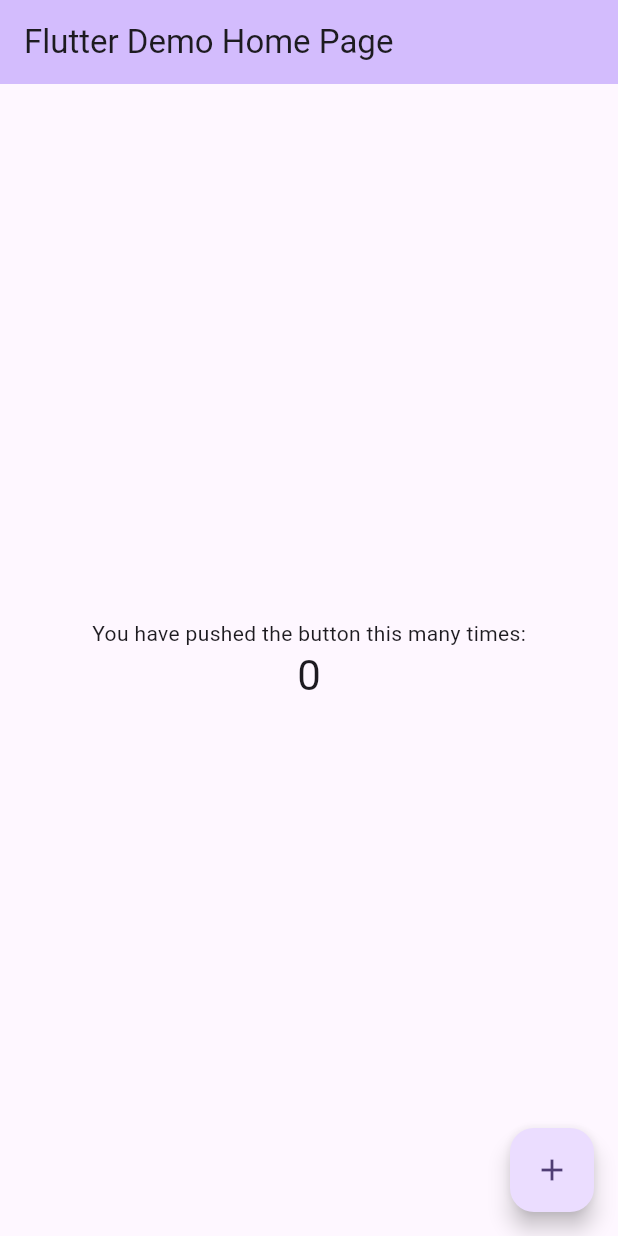
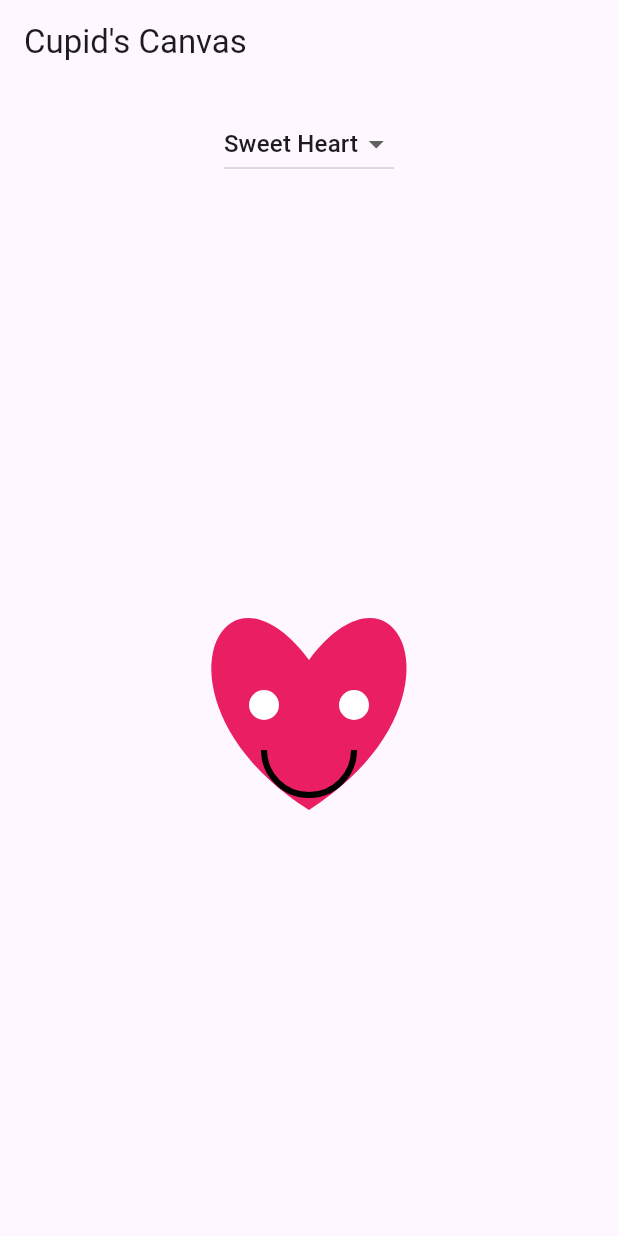
Before and after one commit to ammanuel-roberts/MobileAssignment1, a Flutter app: the screen it shows after launch, on a phone screen of 412 x 824 dp. Run offline on Flutter 3.47's test engine with Material 3 defaults, Android fonts, the phone set to English and light mode, and no system bars.

Commit message:
Updated main.dart file with example code

```diff
--- a/lib/main.dart
+++ b/lib/main.dart
@@ -1,122 +1,126 @@
 import 'package:flutter/material.dart';
 
-void main() {
-  runApp(const MyApp());
-}
+void main() => runApp(const ValentineApp());
 
-class MyApp extends StatelessWidget {
-  const MyApp({super.key});
+class ValentineApp extends StatelessWidget {
+  const ValentineApp({super.key});
 
-  // This widget is the root of your application.
   @override
   Widget build(BuildContext context) {
     return MaterialApp(
-      title: 'Flutter Demo',
-      theme: ThemeData(
-        // This is the theme of your application.
-        //
-        // TRY THIS: Try running your application with "flutter run". You'll see
-        // the application has a purple toolbar. Then, without quitting the app,
-        // try changing the seedColor in the colorScheme below to Colors.green
-        // and then invoke "hot reload" (save your changes or press the "hot
-        // reload" button in a Flutter-supported IDE, or press "r" if you used
-        // the command line to start the app).
-        //
-        // Notice that the counter didn't reset back to zero; the application
-        // state is not lost during the reload. To reset the state, use hot
-        // restart instead.
-        //
-        // This works for code too, not just values: Most code changes can be
-        // tested with just a hot reload.
-        colorScheme: .fromSeed(seedColor: Colors.deepPurple),
-      ),
-      home: const MyHomePage(title: 'Flutter Demo Home Page'),
+      debugShowCheckedModeBanner: false,
+      home: const ValentineHome(),
+      theme: ThemeData(useMaterial3: true),
     );
   }
 }
 
-class MyHomePage extends StatefulWidget {
-  const MyHomePage({super.key, required this.title});
-
-  // This widget is the home page of your application. It is stateful, meaning
-  // that it has a State object (defined below) that contains fields that affect
-  // how it looks.
-
-  // This class is the configuration for the state. It holds the values (in this
-  // case the title) provided by the parent (in this case the App widget) and
-  // used by the build method of the State. Fields in a Widget subclass are
-  // always marked "final".
-
-  final String title;
+class ValentineHome extends StatefulWidget {
+  const ValentineHome({super.key});
 
   @override
-  State<MyHomePage> createState() => _MyHomePageState();
+  State<ValentineHome> createState() => _ValentineHomeState();
 }
 
-class _MyHomePageState extends State<MyHomePage> {
-  int _counter = 0;
-
-  void _incrementCounter() {
-    setState(() {
-      // This call to setState tells the Flutter framework that something has
-      // changed in this State, which causes it to rerun the build method below
-      // so that the display can reflect the updated values. If we changed
-      // _counter without calling setState(), then the build method would not be
-      // called again, and so nothing would appear to happen.
-      _counter++;
-    });
-  }
+class _ValentineHomeState extends State<ValentineHome> {
+  final List<String> emojiOptions = ['Sweet Heart', 'Party Heart'];
+  String selectedEmoji = 'Sweet Heart';
 
   @override
   Widget build(BuildContext context) {
-    // This method is rerun every time setState is called, for instance as done
-    // by the _incrementCounter method above.
-    //
-    // The Flutter framework has been optimized to make rerunning build methods
-    // fast, so that you can just rebuild anything that needs updating rather
-    // than having to individually change instances of widgets.
     return Scaffold(
-      appBar: AppBar(
-        // TRY THIS: Try changing the color here to a specific color (to
-        // Colors.amber, perhaps?) and trigger a hot reload to see the AppBar
-        // change color while the other colors stay the same.
-        backgroundColor: Theme.of(context).colorScheme.inversePrimary,
-        // Here we take the value from the MyHomePage object that was created by
-        // the App.build method, and use it to set our appbar title.
-        title: Text(widget.title),
-      ),
-      body: Center(
-        // Center is a layout widget. It takes a single child and positions it
-        // in the middle of the parent.
-        child: Column(
-          // Column is also a layout widget. It takes a list of children and
-          // arranges them vertically. By default, it sizes itself to fit its
-          // children horizontally, and tries to be as tall as its parent.
-          //
-          // Column has various properties to control how it sizes itself and
-          // how it positions its children. Here we use mainAxisAlignment to
-          // center the children vertically; the main axis here is the vertical
-          // axis because Columns are vertical (the cross axis would be
-          // horizontal).
-          //
-          // TRY THIS: Invoke "debug painting" (choose the "Toggle Debug Paint"
-          // action in the IDE, or press "p" in the console), to see the
-          // wireframe for each widget.
-          mainAxisAlignment: .center,
-          children: [
-            const Text('You have pushed the button this many times:'),
-            Text(
-              '$_counter',
-              style: Theme.of(context).textTheme.headlineMedium,
+      appBar: AppBar(title: const Text('Cupid\'s Canvas')),
+      body: Column(
+        children: [
+          const SizedBox(height: 16),
+          DropdownButton<String>(
+            value: selectedEmoji,
+            items: emojiOptions
+                .map((e) => DropdownMenuItem(value: e, child: Text(e)))
+                .toList(),
+            onChanged: (value) =>
+                setState(() => selectedEmoji = value ?? selectedEmoji),
+          ),
+          const SizedBox(height: 16),
+          Expanded(
+            child: Center(
+              child: CustomPaint(
+                size: const Size(300, 300),
+                painter: HeartEmojiPainter(type: selectedEmoji),
+              ),
             ),
-          ],
-        ),
-      ),
-      floatingActionButton: FloatingActionButton(
-        onPressed: _incrementCounter,
-        tooltip: 'Increment',
-        child: const Icon(Icons.add),
+          ),
+        ],
       ),
     );
   }
 }
+
+class HeartEmojiPainter extends CustomPainter {
+  HeartEmojiPainter({required this.type});
+  final String type;
+
+  @override
+  void paint(Canvas canvas, Size size) {
+    final center = Offset(size.width / 2, size.height / 2);
+    final paint = Paint()..style = PaintingStyle.fill;
+
+    // Heart base
+    final heartPath = Path()
+      ..moveTo(center.dx, center.dy + 60)
+      ..cubicTo(
+        center.dx + 110,
+        center.dy - 10,
+        center.dx + 60,
+        center.dy - 120,
+        center.dx,
+        center.dy - 40,
+      )
+      ..cubicTo(
+        center.dx - 60,
+        center.dy - 120,
+        center.dx - 110,
+        center.dy - 10,
+        center.dx,
+        center.dy + 60,
+      )
+      ..close();
+
+    paint.color = type == 'Party Heart'
+        ? const Color(0xFFF48FB1)
+        : const Color(0xFFE91E63);
+    canvas.drawPath(heartPath, paint);
+
+    // Face features (starter)
+    final eyePaint = Paint()..color = Colors.white;
+    canvas.drawCircle(Offset(center.dx - 30, center.dy - 10), 10, eyePaint);
+    canvas.drawCircle(Offset(center.dx + 30, center.dy - 10), 10, eyePaint);
+
+    final mouthPaint = Paint()
+      ..color = Colors.black
+      ..style = PaintingStyle.stroke
+      ..strokeWidth = 4;
+    canvas.drawArc(
+      Rect.fromCircle(center: Offset(center.dx, center.dy + 20), radius: 30),
+      0,
+      3.14,
+      false,
+      mouthPaint,
+    );
+
+    // Party hat placeholder (expand for confetti)
+    if (type == 'Party Heart') {
+      final hatPaint = Paint()..color = const Color(0xFFFFD54F);
+      final hatPath = Path()
+        ..moveTo(center.dx, center.dy - 110)
+        ..lineTo(center.dx - 40, center.dy - 40)
+        ..lineTo(center.dx + 40, center.dy - 40)
+        ..close();
+      canvas.drawPath(hatPath, hatPaint);
+    }
+  }
+
+  @override
+  bool shouldRepaint(covariant HeartEmojiPainter oldDelegate) =>
+      oldDelegate.type != type;
+}
```
